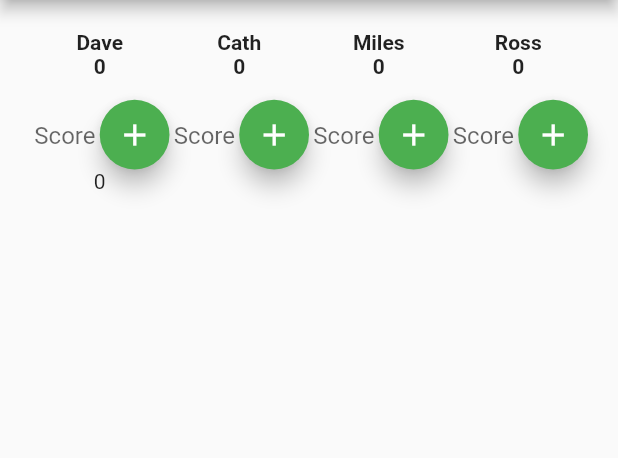
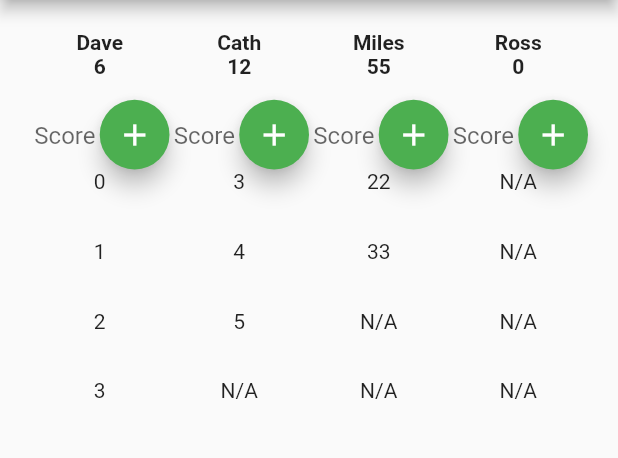
Before and after one commit to dgodd/scorekeeper, a Flutter app: the screen it shows after launch, after a tap on the "add" icon, on a phone screen of 412 x 824 dp, the part 84-542 px from its top. Run offline on Flutter 3.47's test engine with Material 2 defaults, Android fonts, the phone set to English and light mode, and no system bars; our stand-ins replace tuple.

Commit message:
change storage structure

```diff
--- a/lib/main.dart
+++ b/lib/main.dart
@@ -1,4 +1,5 @@
 import 'package:flutter/material.dart';
+import 'package:tuple/tuple.dart';
 
 void main() => runApp(MyApp());
 
@@ -26,17 +27,12 @@ class MyHomePage extends StatefulWidget {
 }
 
 class _MyHomePageState extends State<MyHomePage> {
-  List<String> _players = ["Dave", "Cath", "Miles", "Ross"];
-  List<int> _scores = [];
-  final _inputController = TextEditingController();
-
-  void _addScore() {
-    setState(() {
-      final value = int.tryParse(_inputController.text) ?? 0;
-      _scores.add(value);
-      _inputController.clear();
-    });
-  }
+  List<Tuple2<String, List<int>>> _scores = [
+    Tuple2<String, List<int>>("Dave", [1, 2, 3]),
+    Tuple2<String, List<int>>("Cath", [3, 4, 5]),
+    Tuple2<String, List<int>>("Miles", [22, 33]),
+    Tuple2<String, List<int>>("Ross", [])
+  ];
 
   @override
   Widget build(BuildContext context) {
@@ -48,21 +44,19 @@ class _MyHomePageState extends State<MyHomePage> {
           child: GridView.builder(
         primary: false,
         padding: const EdgeInsets.all(20.0),
-        itemCount: (_players.length * 2) + _scores.length,
+        itemCount: (_scores.length * (2 + _scores.fold(0, (m, s) => s.item2.length > m ? s.item2.length : m))),
         gridDelegate: new SliverGridDelegateWithFixedCrossAxisCount(
-            crossAxisCount: _players.length, childAspectRatio: 2),
+            crossAxisCount: _scores.length, childAspectRatio: 2),
         itemBuilder: (BuildContext context, int index) {
-          if (index < _players.length) {
-            var total = 0;
-            for (var i = index; i < _scores.length; i += _players.length) {
-              total += _scores[i];
-            }
+          final player = _scores[index % _scores.length];
+          if (index < _scores.length) {
+            var total = player.item2.fold(0, (t, v) => t + v);
             return Text(
-              "${_players[index]}\n$total",
+              "${player.item1}\n$total",
               textAlign: TextAlign.center,
               style: TextStyle(fontWeight: FontWeight.bold),
             );
-          } else if (index < (_players.length * 2)) {
+          } else if (index < (_scores.length * 2)) {
             final ctrl = TextEditingController();
             return Row(children: [
               Expanded(
@@ -81,15 +75,20 @@ class _MyHomePageState extends State<MyHomePage> {
                 onPressed: () {
                   setState(() {
                     final value = int.tryParse(ctrl.text) ?? 0;
-                    _scores.add(value);
-                    _inputController.clear();
+                    player.item2.insert(0, value);
+                    ctrl.clear();
                   });
                 },
               ))
             ]);
           } else {
-            var scoreIdx = index - (_players.length * 2);
-            return Text("${_scores[scoreIdx]}", textAlign: TextAlign.center);
+            var scoreIdx = (index / _scores.length).floor() - 2;
+            if (scoreIdx < player.item2.length) {
+              return Text("${player.item2[scoreIdx]}",
+                  textAlign: TextAlign.center);
+            } else {
+              return Text("N/A", textAlign: TextAlign.center);
+            }
           }
         },
       )),
--- a/pubspec.yaml
+++ b/pubspec.yaml
@@ -13,6 +13,7 @@ environment:
   sdk: ">=2.0.0-dev.68.0 <3.0.0"
 
 dependencies:
+  tuple: ">=1.0.2"
   flutter:
     sdk: flutter
 
```
